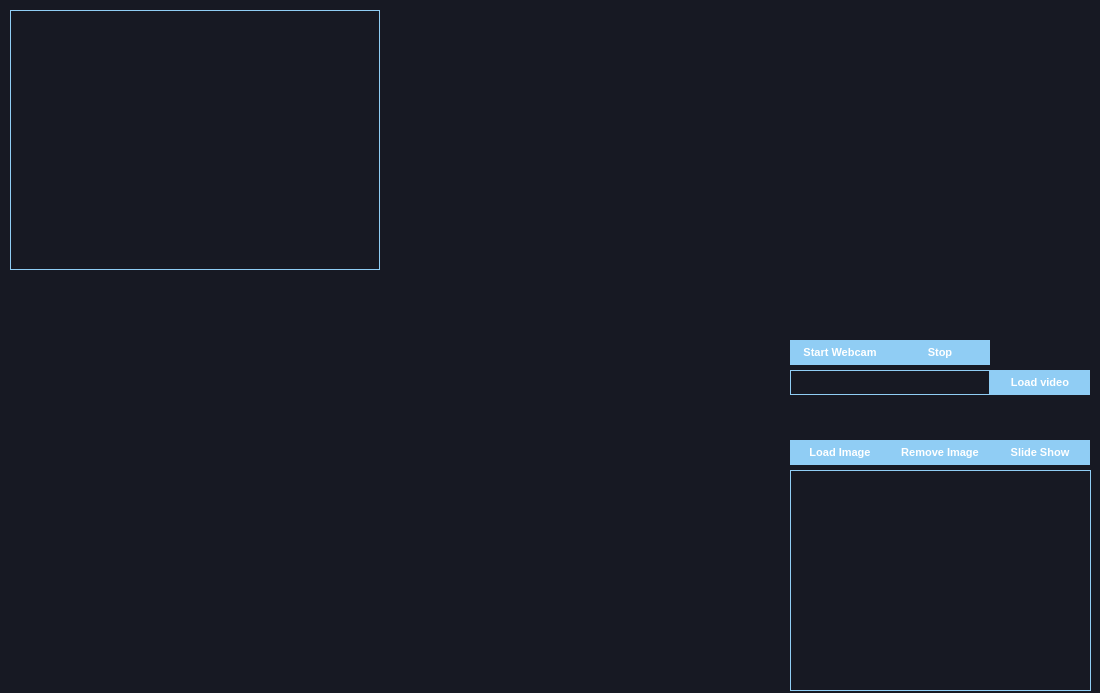
Above: ui/test.ui from MartinRapcan/EyeTracking before the change. Below: the same form after it.
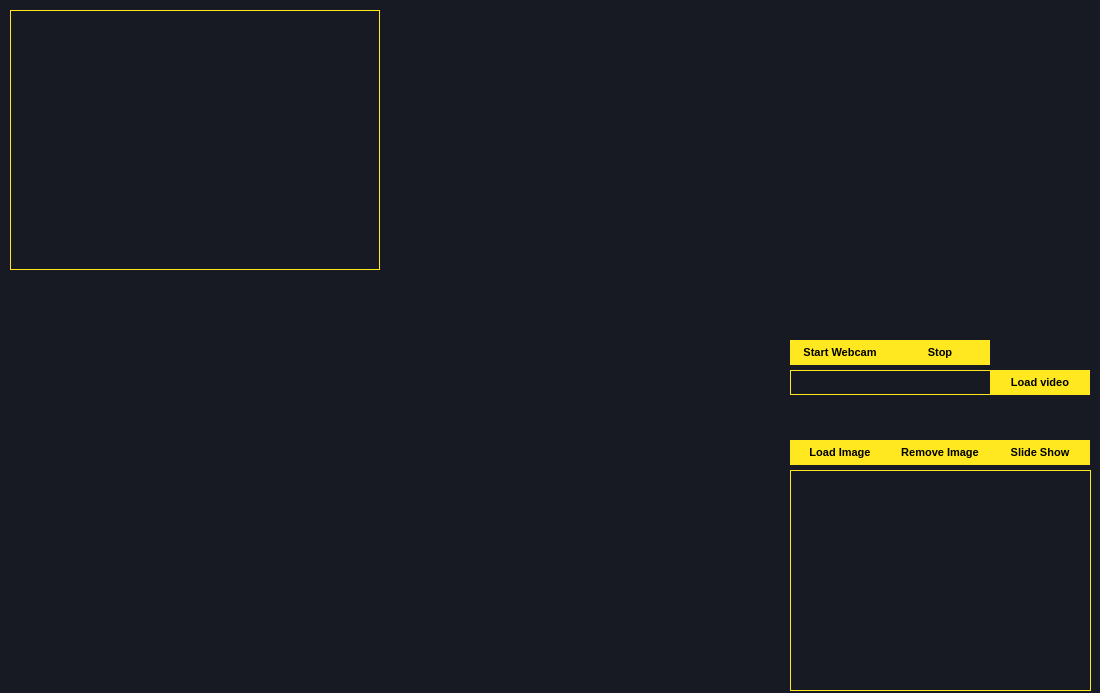
That is the form after the change.

```diff
--- a/ui/test.ui
+++ b/ui/test.ui
@@ -29,10 +29,10 @@
    </property>
    <property name="styleSheet">
     <string notr="true">QPushButton {
-background-color: #90cdf4;
+background-color: #FFE81F;
 border: none;
 font-size: 11px;
-color: white;
+color: black;
 font-weight: 600;
 }
 
@@ -44,8 +44,7 @@
 QPushButton:pressed {
 background-color: #3182CE;
 
-}
-</string>
+}</string>
    </property>
    <property name="text">
     <string>Slide Show</string>
@@ -62,10 +61,10 @@
    </property>
    <property name="styleSheet">
     <string notr="true">QPushButton {
-background-color: #90cdf4;
+background-color: #FFE81F;
 border: none;
 font-size: 11px;
-color: white;
+color: black;
 font-weight: 600;
 }
 
@@ -77,8 +76,7 @@
 QPushButton:pressed {
 background-color: #3182CE;
 
-}
-</string>
+}</string>
    </property>
    <property name="text">
     <string>Remove Image</string>
@@ -95,12 +93,12 @@
    </property>
    <property name="styleSheet">
     <string notr="true">QListWidget {
-border: 1px solid #90cdf4;
+border: 1px solid #FFE81F;
 color: white;
 }</string>
    </property>
    <property name="frameShadow">
-    <enum>QFrame::Raised</enum>
+    <enum>QFrame::Sunken</enum>
    </property>
    <property name="lineWidth">
     <number>2</number>
@@ -123,7 +121,7 @@
    </property>
    <property name="styleSheet">
     <string notr="true">QLabel {
-border: 1px solid #90cdf4;
+border: 1px solid #FFE81F;
 }
 </string>
    </property>
@@ -131,7 +129,7 @@
     <enum>QFrame::Box</enum>
    </property>
    <property name="frameShadow">
-    <enum>QFrame::Sunken</enum>
+    <enum>QFrame::Raised</enum>
    </property>
    <property name="lineWidth">
     <number>2</number>
@@ -139,6 +137,12 @@
    <property name="text">
     <string/>
    </property>
+   <property name="alignment">
+    <set>Qt::AlignCenter</set>
+   </property>
+   <property name="indent">
+    <number>0</number>
+   </property>
   </widget>
   <widget class="QPushButton" name="startButton">
    <property name="geometry">
@@ -151,10 +155,10 @@
    </property>
    <property name="styleSheet">
     <string notr="true">QPushButton {
-background-color: #90cdf4;
+background-color: #FFE81F;
 border: none;
 font-size: 11px;
-color: white;
+color: black;
 font-weight: 600;
 }
 
@@ -183,10 +187,10 @@
    </property>
    <property name="styleSheet">
     <string notr="true">QPushButton {
-background-color: #90cdf4;
+background-color: #FFE81F;
 border: none;
 font-size: 11px;
-color: white;
+color: black;
 font-weight: 600;
 }
 
@@ -198,8 +202,7 @@
 QPushButton:pressed {
 background-color: #3182CE;
 
-}
-</string>
+}</string>
    </property>
    <property name="text">
     <string>Load Image</string>
@@ -216,10 +219,10 @@
    </property>
    <property name="styleSheet">
     <string notr="true">QPushButton {
-background-color: #90cdf4;
+background-color: #FFE81F;
 border: none;
 font-size: 11px;
-color: white;
+color: black;
 font-weight: 600;
 }
 
@@ -242,13 +245,13 @@
     <rect>
      <x>790</x>
      <y>370</y>
-     <width>200</width>
+     <width>201</width>
      <height>25</height>
     </rect>
    </property>
    <property name="styleSheet">
     <string notr="true">QLabel {
-border: 1px solid #90cdf4;
+border: 1px solid #FFE81F;
 color: white;
 }</string>
    </property>
@@ -267,10 +270,10 @@
    </property>
    <property name="styleSheet">
     <string notr="true">QPushButton {
-background-color: #90cdf4;
+background-color: #FFE81F;
 border: none;
 font-size: 11px;
-color: white;
+color: black;
 font-weight: 600;
 }
 
@@ -282,8 +285,7 @@
 QPushButton:pressed {
 background-color: #3182CE;
 
-}
-</string>
+}</string>
    </property>
    <property name="text">
     <string>Load video</string>
```
Left out of the diff: 24 changed lines with no effect on the pictures.
